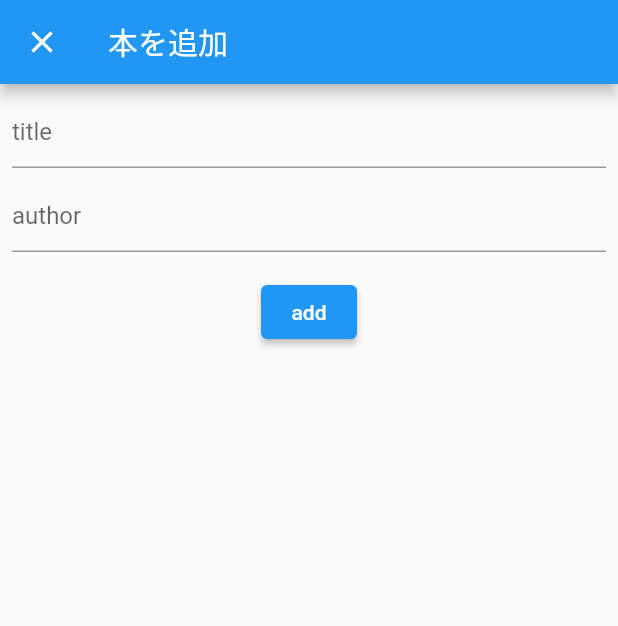
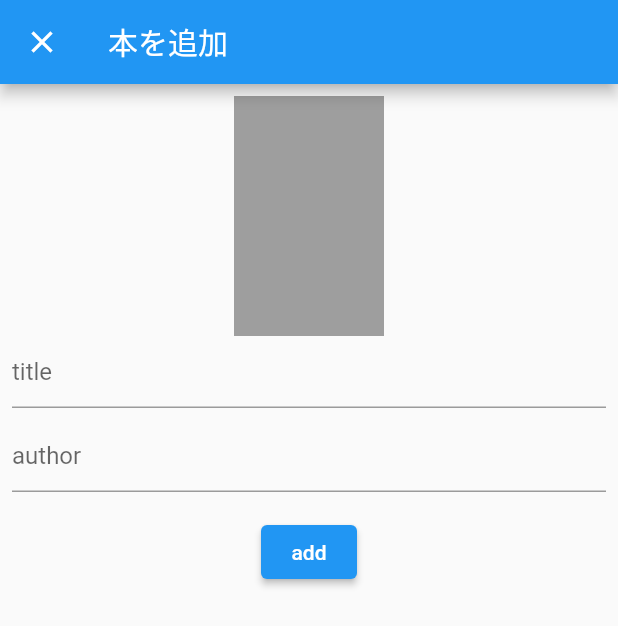
Before and after one commit to konPon-lab/BookListSample, a Flutter app: the screen it shows after launch, after a tap on the "add" icon, on a phone screen of 412 x 824 dp. Shown: the top 626 px of the screen. Run offline on Flutter 3.47's test engine with Material 2 defaults, Android fonts, the phone set to English and light mode, and no system bars; our stand-ins replace cloud_firestore, firebase_core, firebase_storage, flutter_slidable, image_picker; accounts and stored records are empty.

```diff
--- a/lib/add_book/add_book_page.dart
+++ b/lib/add_book/add_book_page.dart
@@ -15,10 +15,27 @@ class AddBookPage extends StatelessWidget {
         ),
         body: Center(
           child: Consumer<AddBookModel>(builder: (context, model, child) {
-            return Padding(
+            return Stack(
+              children: [
+                Padding(
                   padding: const EdgeInsets.all(8.0),
                   child: Column(
                     children: [
+                      GestureDetector(
+                        child: SizedBox(
+                          width: 100,
+                          height: 160,
+                          child: model.imageFile != null
+                              ? Image.file(model.imageFile!)
+                              : Container(
+                                  color: Colors.grey,
+                                ),
+                        ),
+                        onTap: () async {
+                          //print("反応");
+                          await model.pickImage();
+                        },
+                      ),
                       TextField(
                         decoration: const InputDecoration(
                           hintText: 'title',
@@ -45,19 +62,33 @@ class AddBookPage extends StatelessWidget {
                       ElevatedButton(
                           onPressed: () async {
                             try {
+                              model.startLoading();
                               //追加処理
                               await model.addBook();
                               Navigator.of(context).pop(true);
                             } catch (e) {
+                              print(e);
                               final snackBar = SnackBar(
                                   backgroundColor: Colors.red,
                                   content: Text(e.toString()));
-                          ScaffoldMessenger.of(context).showSnackBar(snackBar);
+                              ScaffoldMessenger.of(context)
+                                  .showSnackBar(snackBar);
+                            } finally {
+                              model.endLoading();
                             }
                           },
                           child: Text("add")),
                     ],
                   ),
+                ),
+                if (model.isLoading)
+                  Container(
+                    color: Colors.black54,
+                    child: Center(
+                      child: CircularProgressIndicator(),
+                    ),
+                  )
+              ],
             );
           }),
         ),
--- a/lib/book_list/book_list_model.dart
+++ b/lib/book_list/book_list_model.dart
@@ -13,7 +13,8 @@ class BookListModel extends ChangeNotifier {
       final String id = document.id;
       final String title = data["title"];
       final String author = data["author"];
-      return Book(id, title, author);
+      final String? imgURL = data["imgURL"];
+      return Book(id, title, author, imgURL);
     }).toList();
     this.books = books;
     notifyListeners();
--- a/lib/book_list/book_list_page.dart
+++ b/lib/book_list/book_list_page.dart
@@ -67,6 +67,9 @@ class BookListPage extends StatelessWidget {
                       ],
                     ),
                     child: ListTile(
+                      leading: book.imgURL != null
+                          ? Image.network(book.imgURL!)
+                          : null,
                       title: Text(book.title),
                       subtitle: Text(book.author),
                     ),
--- a/lib/domain/book.dart
+++ b/lib/domain/book.dart
@@ -1,6 +1,7 @@
 class Book{
-  Book(this.id, this.title, this.author);
+  Book(this.id, this.title, this.author, this.imgURL);
   String id;
   String title;
   String author;
+  String? imgURL;
 }
--- a/pubspec.yaml
+++ b/pubspec.yaml
@@ -38,6 +38,8 @@ dependencies:
   cloud_firestore: ^3.1.13
   provider: ^6.0.2
   flutter_slidable: ^1.2.0
+  firebase_storage: ^10.2.15
+  image_picker: ^0.8.5+1
 
 dev_dependencies:
   flutter_test:
```
Also changed, not shown: lib/add_book/add_book_model.dart (+38 -1 lines), pubspec.lock. Lines whose indentation alone changed are shown as unchanged.
